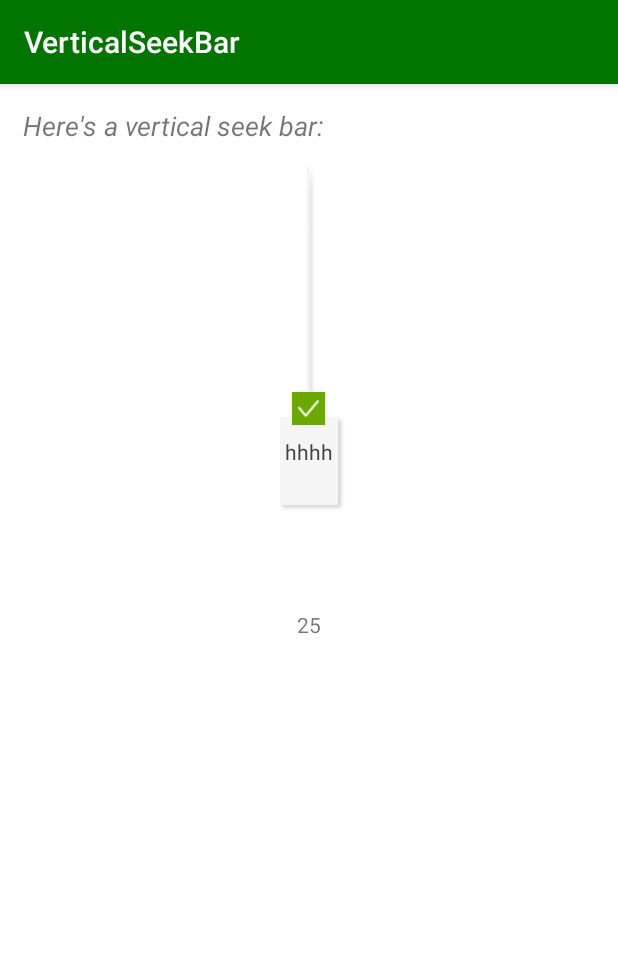
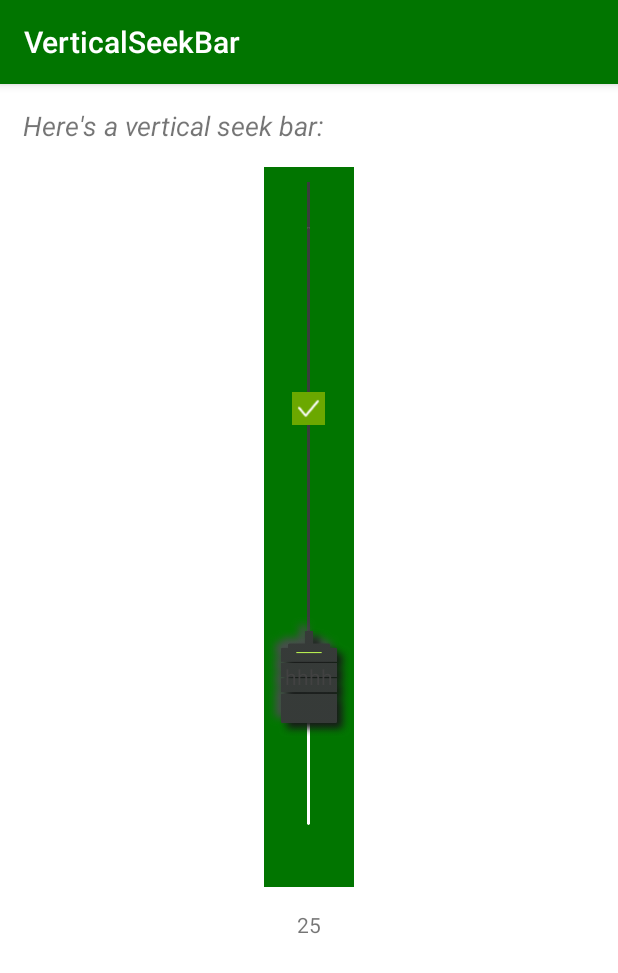
Before and after one commit to willpyshan13/ReserveVerticalSeekBar, an Android app: the screen it shows after launch (MainActivity), on a phone screen of 412 x 824 dp. Shown: the top 973 px of the screen. Run offline under Robolectric (Android 15) with nearby library versions, the phone set to English and light mode, and no system bars.

Commit message:
修改界面

```diff
--- a/verticalseekbar-example/src/main/res/layout/activity_main.xml
+++ b/verticalseekbar-example/src/main/res/layout/activity_main.xml
@@ -18,23 +18,19 @@
         android:textStyle="italic" />
 
     <RelativeLayout
+        android:background="@color/colorPrimary"
         android:layout_gravity="center"
         android:layout_width="wrap_content"
         android:layout_height="wrap_content">
-        <ImageView
-            android:layout_width="10dp"
-            android:layout_height="wrap_content"
-            android:layout_centerHorizontal="true"
-            android:background="@drawable/base_icon_progress_bar_icon" />
 
         <com.lukelorusso.verticalseekbar.VerticalSeekBar
             android:id="@+id/mainVerticalSeekBar"
-            android:layout_width="80dp"
-            android:layout_height="280dp"
+            android:layout_width="60dp"
+            android:layout_height="480dp"
             android:layout_gravity="center"
             app:vsb_bar_background="@android:color/transparent"
             app:vsb_bar_corner_radius="15dp"
-            app:vsb_bar_width="10dp"
+            app:vsb_bar_width="2dp"
             app:vsb_click_to_set_progress="false"
             app:vsb_show_thumb="true"
             app:vsb_thumb_container_tint="@android:color/transparent"
--- a/verticalseekbar/src/main/kotlin/com/lukelorusso/verticalseekbar/VerticalSeekBar.kt
+++ b/verticalseekbar/src/main/kotlin/com/lukelorusso/verticalseekbar/VerticalSeekBar.kt
@@ -344,6 +344,8 @@ open class VerticalSeekBar @JvmOverloads constructor(
             // Customizing drawableCardView
             barCardView.layoutParams.width = barWidth ?: 0
 
+            barBackgroundTop.layoutParams.width = barWidth ?: 0
+
             // Customizing drawableBackground
             if (barBackgroundDrawable == null) barBackgroundDrawable = GradientDrawable(
                 GradientDrawable.Orientation.TOP_BOTTOM,
--- a/verticalseekbar/src/main/res/layout/layout_verticalseekbar.xml
+++ b/verticalseekbar/src/main/res/layout/layout_verticalseekbar.xml
@@ -4,6 +4,15 @@
     android:id="@+id/container"
     android:layout_width="wrap_content"
     android:layout_height="wrap_content">
+
+    <View
+        android:layout_marginTop="10dp"
+        android:id="@+id/barBackgroundTop"
+        android:background="#393D3B"
+        android:layout_gravity="center_horizontal"
+        android:layout_width="10dp"
+        android:layout_height="90dp" />
+
 
     <androidx.cardview.widget.CardView
         android:id="@+id/barCardView"
@@ -14,7 +23,7 @@
 
         <View
             android:id="@+id/barProgress"
-            android:background="@drawable/base_icon_progress_bar_icon"
+            android:background="#393D3B"
             android:layout_width="match_parent"
             android:layout_height="match_parent" />
 
```
Also changed, not shown: verticalseekbar/src/main/res/drawable/base_icon_progress_bar_icon.9.png, verticalseekbar/src/main/res/drawable/base_icon_progress_thumb.png.
